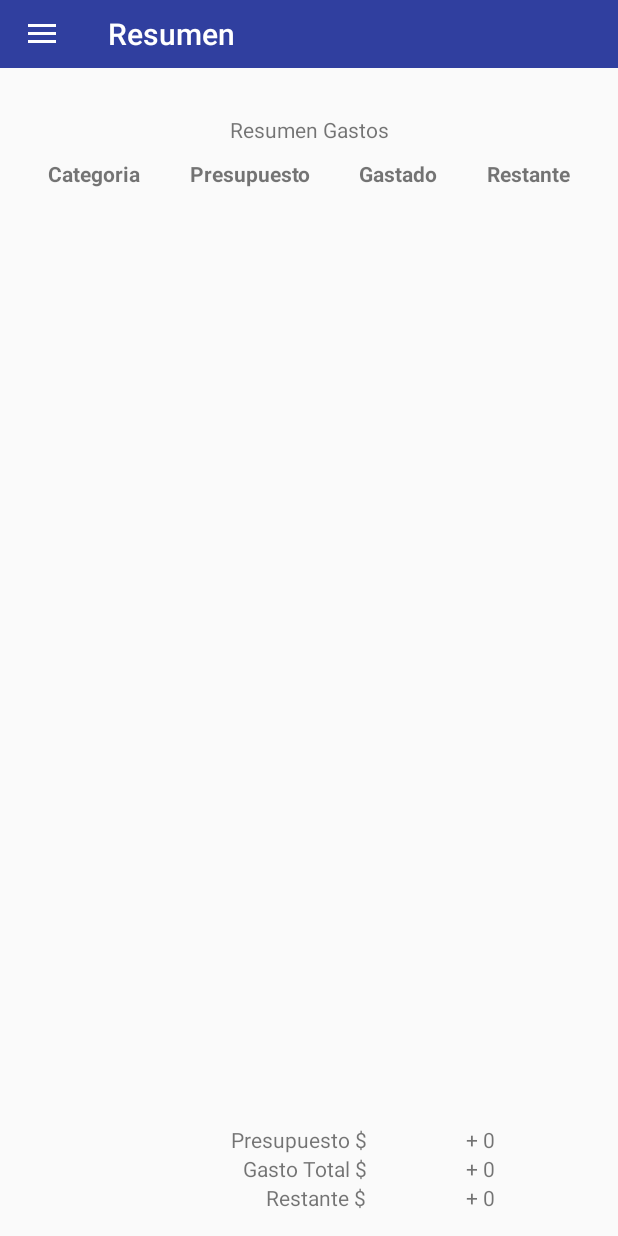
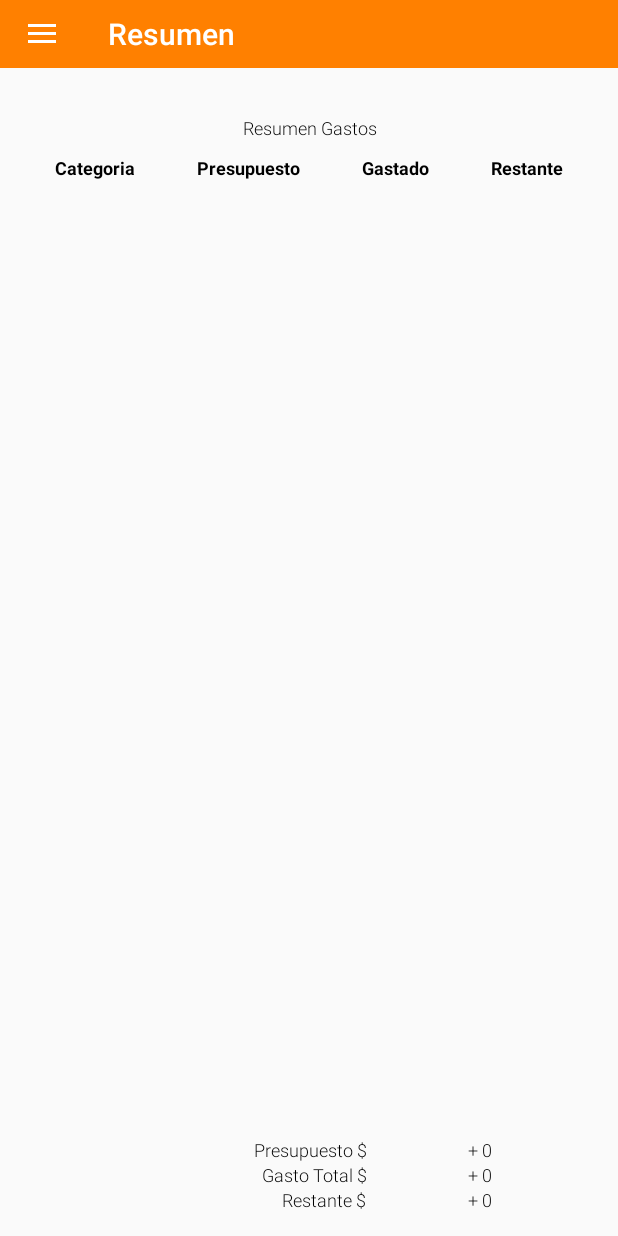
Before and after one commit to simon2017/Android, an Android app: the screen it shows after launch (SlidingActivity), on a phone screen of 412 x 824 dp. Run offline under Robolectric (Android 15) with nearby library versions, the phone set to English and light mode, and no system bars.

Commit message:
mejoras al diseño visual aplcia estilos

```diff
--- /dev/null
+++ b/Balance/app/src/main/res/drawable/button_shape.xml
@@ -0,0 +1,26 @@
+<?xml version="1.0" encoding="utf-8"?>
+<selector xmlns:android="http://schemas.android.com/apk/res/android">
+    <item android:state_active="true">
+    <item android:state_pressed="false">
+        <shape xmlns:android="http://schemas.android.com/apk/res/android" android:shape="rectangle">
+            <gradient android:angle="270" android:endColor="@color/green" android:startColor="@color/darkGreen" />
+            <corners android:radius="3dp" />
+            <stroke android:width="1px" android:color="@color/darkGreen" />
+        </shape>
+    </item>
+    <item android:state_pressed="true">
+        <shape xmlns:android="http://schemas.android.com/apk/res/android" android:shape="rectangle">
+            <gradient android:angle="270" android:endColor="@color/darkGreen" android:startColor="@color/darkGreen" />
+            <corners android:radius="3dp" />
+            <stroke android:width="1px" android:color="@color/darkGreen" />
+        </shape>
+    </item>
+    </item>
+    <item android:state_active="false">
+        <shape xmlns:android="http://schemas.android.com/apk/res/android" android:shape="rectangle">
+            <gradient android:angle="270" android:endColor="@color/darkGreen" android:startColor="@color/darkGreen" />
+            <corners android:radius="3dp" />
+            <stroke android:width="1px" android:color="@color/darkGreen" />
+        </shape>
+    </item>
+</selector>
--- a/Balance/app/src/main/res/layout/activity_main_slide.xml
+++ b/Balance/app/src/main/res/layout/activity_main_slide.xml
@@ -38,41 +38,6 @@
             android:layout_height="100dp"
             android:background="@color/material_blue_grey_800"
             android:padding="8dp">
-
-            <ImageView
-                android:id="@+id/avatar"
-                android:layout_width="50dp"
-                android:layout_height="50dp"
-                android:layout_marginTop="15dp"
-                android:src="@mipmap/ic_launcher" />
-
-            <LinearLayout
-                android:layout_width="wrap_content"
-                android:layout_height="42dp"
-                android:layout_centerVertical="true"
-                android:layout_marginLeft="15dp"
-                android:layout_toRightOf="@+id/avatar"
-                android:orientation="vertical">
-
-                <TextView
-                    android:id="@+id/userName"
-                    android:layout_width="wrap_content"
-                    android:layout_height="wrap_content"
-                    android:text="Rishabh"
-                    android:textColor="#fff"
-                    android:textSize="16sp"
-                    android:textStyle="bold" />
-
-                <TextView
-                    android:id="@+id/desc"
-                    android:layout_width="wrap_content"
-                    android:layout_height="wrap_content"
-                    android:layout_gravity="bottom"
-                    android:layout_marginTop="4dp"
-                    android:text="View Profile"
-                    android:textColor="#fff"
-                    android:textSize="12sp" />
-            </LinearLayout>
         </RelativeLayout>
 
         <!-- List of Actions (pages) -->
--- a/Balance/app/src/main/res/values/colors.xml
+++ b/Balance/app/src/main/res/values/colors.xml
@@ -1,6 +1,11 @@
 <?xml version="1.0" encoding="utf-8"?>
 <resources>
-    <color name="colorPrimary">#3F51B5</color>
-    <color name="colorPrimaryDark">#303F9F</color>
-    <color name="colorAccent">#FF4081</color>
+    <color name="colorPrimary">#ff9933</color>
+    <color name="colorPrimaryDark">#ff8000</color>
+    <color name="colorAccent">#0067ff</color>
+    <color name="primary_text_material_light">#000000</color>
+    <color name="green">#009900</color>
+    <color name="darkGreen">#006400</color>
+    <color name="brown">#994c00</color>
+    <color name="white">#ffffff</color>
 </resources>
--- a/Balance/app/src/main/res/values/styles.xml
+++ b/Balance/app/src/main/res/values/styles.xml
@@ -5,7 +5,49 @@
         <!-- Customize your theme here. -->
         <item name="colorPrimary">@color/colorPrimary</item>
         <item name="colorPrimaryDark">@color/colorPrimaryDark</item>
-        <item name="colorAccent">@color/colorAccent</item>
+        <item name="colorAccent">@color/green</item>
+        <item name="android:textViewStyle">@style/RobotoTextViewStyle</item>
+        <item name="android:editTextStyle">@style/RobotoEditViewStyle</item>
+        <item name="android:buttonStyle">@style/RobotoButtonStyle</item>
+        <item name="android:colorForeground">@color/brown</item>
+        <item name="android:navigationBarColor">@android:color/holo_orange_dark</item>
+        <item name="android:spinnerDropDownItemStyle">@style/spinnerDropDownItemStyle</item>
+        <item name="android:textColorSecondary">@color/brown</item>
+        <item name="android:textColorPrimary">@color/primary_text_material_light</item>
+        <item name="android:textColorPrimaryInverse">@color/brown</item>
+        <item name="android:textColorSecondaryInverse">@color/brown</item>
+        <item name="android:spinnerStyle">@style/spinnerStyle </item>
     </style>
 
+    <style name="RobotoTextViewStyle" parent="android:Widget.TextView">
+        <item name="android:fontFamily">sans-serif-light</item>
+        <item name="android:textSize">12sp</item>
+        <item name="android:textColor">@color/primary_text_material_light</item>
+    </style>
+
+    <style name="RobotoEditViewStyle" parent="android:Widget.EditText">
+        <item name="android:fontFamily">sans-serif-light</item>
+        <item name="android:textSize">12sp</item>
+        <item name="android:textColor">@color/primary_text_material_light</item>
+    </style>
+
+    <style name="spinnerDropDownItemStyle">
+        <item name="android:fontFamily">sans-serif-light</item>
+        <item name="android:textSize">12sp</item>
+        <item name="android:padding">10dp</item>
+        <item name="android:textColor">@color/primary_text_material_light</item>
+        <item name="android:colorForeground">@color/green</item>
+        <item name="android:colorBackground">@color/colorAccent</item>
+    </style>
+    <style name="spinnerStyle" parent="android:Widget.Holo.Light.Spinner">
+        <item name="android:colorForeground">@color/green</item>
+    </style>
+
+    <style name="RobotoButtonStyle" parent="android:Widget.Holo.Button">
+        <item name="android:fontFamily">sans-serif-light</item>
+        <item name="android:textStyle">bold</item>
+        <item name="android:textSize">12sp</item>
+        <item name="android:textColor">@android:color/white</item>
+        <item name="android:background">@drawable/button_shape</item>
+    </style>
 </resources>
--- /dev/null
+++ b/Balance/lib.data.repository/src/main/res/values/values.xml
@@ -0,0 +1,4 @@
+<?xml version="1.0" encoding="utf-8"?>
+<resources>
+    <color name="background_material_light">#ffffff</color>
+</resources>
```
